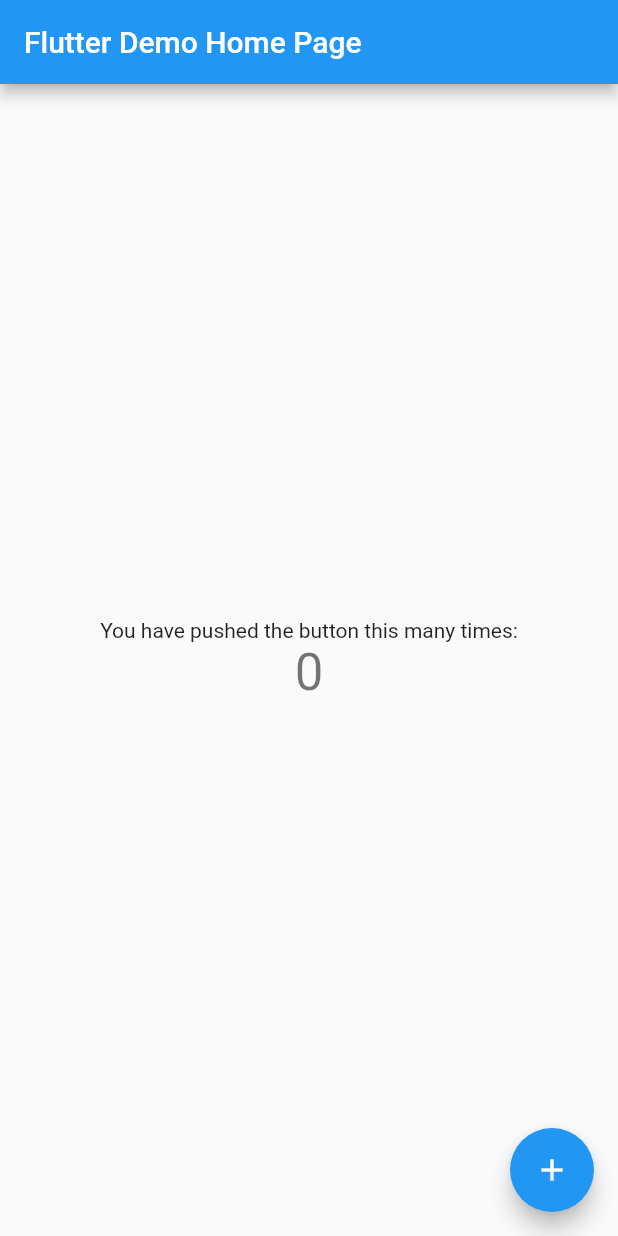
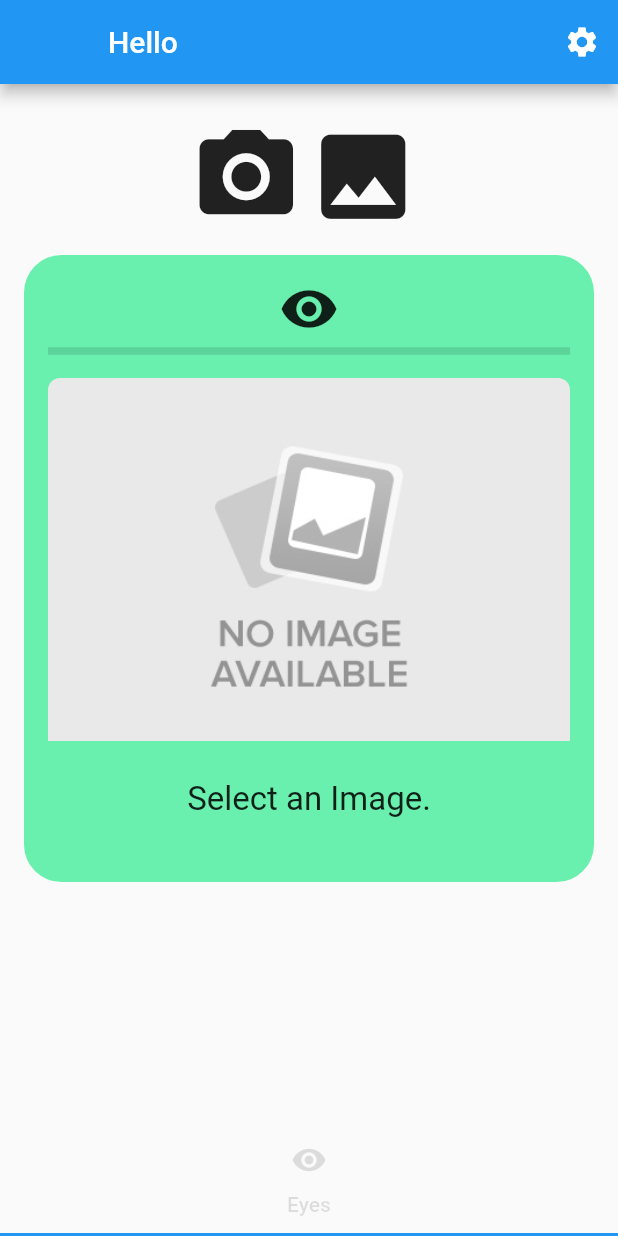
Before and after one commit to hamesjan/MacroHacks, a Flutter app: the screen it shows after launch, on a phone screen of 412 x 824 dp. Run offline on Flutter 3.47's test engine with Material 2 defaults, Android fonts, the phone set to English and light mode, and no system bars; our stand-ins replace flutter_tts, image_picker.

Commit message:
some final changes

```diff
--- a/lib/main.dart
+++ b/lib/main.dart
@@ -1,4 +1,5 @@
 import 'package:flutter/material.dart';
+import 'package:macrohacks/pages/home.dart';
 
 void main() {
   runApp(MyApp());
@@ -10,6 +11,7 @@
   Widget build(BuildContext context) {
     return MaterialApp(
       title: 'Flutter Demo',
+      debugShowCheckedModeBanner: false,
       theme: ThemeData(
         // This is the theme of your application.
         //
@@ -22,92 +24,7 @@
         // is not restarted.
         primarySwatch: Colors.blue,
       ),
-      home: MyHomePage(title: 'Flutter Demo Home Page'),
+      home: Home(index:  0,),
     );
   }
 }
-
-class MyHomePage extends StatefulWidget {
-  MyHomePage({Key key, this.title}) : super(key: key);
-
-  // This widget is the home page of your application. It is stateful, meaning
-  // that it has a State object (defined below) that contains fields that affect
-  // how it looks.
-
-  // This class is the configuration for the state. It holds the values (in this
-  // case the title) provided by the parent (in this case the App widget) and
-  // used by the build method of the State. Fields in a Widget subclass are
-  // always marked "final".
-
-  final String title;
-
-  @override
-  _MyHomePageState createState() => _MyHomePageState();
-}
-
-class _MyHomePageState extends State<MyHomePage> {
-  int _counter = 0;
-
-  void _incrementCounter() {
-    setState(() {
-      // This call to setState tells the Flutter framework that something has
-      // changed in this State, which causes it to rerun the build method below
-      // so that the display can reflect the updated values. If we changed
-      // _counter without calling setState(), then the build method would not be
-      // called again, and so nothing would appear to happen.
-      _counter++;
-    });
-  }
-
-  @override
-  Widget build(BuildContext context) {
-    // This method is rerun every time setState is called, for instance as done
-    // by the _incrementCounter method above.
-    //
-    // The Flutter framework has been optimized to make rerunning build methods
-    // fast, so that you can just rebuild anything that needs updating rather
-    // than having to individually change instances of widgets.
-    return Scaffold(
-      appBar: AppBar(
-        // Here we take the value from the MyHomePage object that was created by
-        // the App.build method, and use it to set our appbar title.
-        title: Text(widget.title),
-      ),
-      body: Center(
-        // Center is a layout widget. It takes a single child and positions it
-        // in the middle of the parent.
-        child: Column(
-          // Column is also a layout widget. It takes a list of children and
-          // arranges them vertically. By default, it sizes itself to fit its
-          // children horizontally, and tries to be as tall as its parent.
-          //
-          // Invoke "debug painting" (press "p" in the console, choose the
-          // "Toggle Debug Paint" action from the Flutter Inspector in Android
-          // Studio, or the "Toggle Debug Paint" command in Visual Studio Code)
-          // to see the wireframe for each widget.
-          //
-          // Column has various properties to control how it sizes itself and
-          // how it positions its children. Here we use mainAxisAlignment to
-          // center the children vertically; the main axis here is the vertical
-          // axis because Columns are vertical (the cross axis would be
-          // horizontal).
-          mainAxisAlignment: MainAxisAlignment.center,
-          children: <Widget>[
-            Text(
-              'You have pushed the button this many times:',
-            ),
-            Text(
-              '$_counter',
-              style: Theme.of(context).textTheme.headline4,
-            ),
-          ],
-        ),
-      ),
-      floatingActionButton: FloatingActionButton(
-        onPressed: _incrementCounter,
-        tooltip: 'Increment',
-        child: Icon(Icons.add),
-      ), // This trailing comma makes auto-formatting nicer for build methods.
-    );
-  }
-}
--- a/lib/pages/center.dart
+++ b/lib/pages/center.dart
@@ -0,0 +1,181 @@
+import 'package:flutter/material.dart';
+import 'package:flutter/cupertino.dart';
+import 'package:macrohacks/widgets/custom_button.dart';
+import 'package:image_picker/image_picker.dart';
+import 'dart:io';
+import 'package:flutter_tts/flutter_tts.dart';
+import 'package:http/http.dart' as http;
+
+
+class CenterPage extends StatefulWidget {
+  @override
+  _CenterPageState createState() => _CenterPageState();
+}
+
+
+class _CenterPageState extends State<CenterPage> {
+  Future<File> file;
+  File _file;
+  String status = '';
+  String base64Image;
+  File tmpFile;
+  String errMessage = 'Error Uploading Image';
+  final FlutterTts flutterTts = FlutterTts();
+
+  Future<http.StreamedResponse> uploadImage(filename, url) async {
+    var request = http.MultipartRequest('POST', Uri.parse(url));
+    request.files.add(await http.MultipartFile.fromPath('file', filename));
+    var res = await request.send();
+    return res;
+  }
+
+
+
+
+  Widget displaySelectedFile(File file) {
+    return new ClipRRect(
+      borderRadius: BorderRadius.only(
+        topLeft: Radius.circular(8.0),
+        topRight: Radius.circular(8.0),
+      ),
+      child: file == null
+          ? new Image(image: AssetImage(
+        'assets/images/no-image-available.png.jpeg'
+      ),)
+          : new Image.file(file, width: 300, height: 300, fit: BoxFit.fill,),
+    );
+  }
+
+
+
+  String respStr = '';
+  String returnData = '';
+
+  @override
+  void initState() {
+    super.initState();
+    _speak('Tap anywhere on the screen to take a picture.');
+  }
+
+  _speak(String input) async{
+    await flutterTts.setLanguage('en-US');
+    await flutterTts.speak(input);
+  }
+
+
+  @override
+  Widget build(BuildContext context) {
+
+
+    return Scaffold(
+      body: GestureDetector(
+        onTap: ()async{
+          var file = await ImagePicker.pickImage(source: ImageSource.camera);
+          var res = await uploadImage(file.path, "http://4aa134b5af7c.ngrok.io/textifyFile");
+          respStr = await res.stream.bytesToString();
+          setState(() {
+            _file = file;
+            returnData = respStr;
+          });
+          _speak(returnData);
+        },
+        child: SingleChildScrollView(
+          child: Container(
+            padding: EdgeInsets.all(16),
+            child: Column(
+              children: <Widget>[
+                Row(
+                  crossAxisAlignment: CrossAxisAlignment.center,
+                  children: <Widget>[
+                    Container(width: MediaQuery.of(context).size.width/ 3.5 - 15,),
+                    SendButton(
+                      icon: Icon(Icons.camera_alt, size: 75,),
+                      callback: () async{
+                        var file = await ImagePicker.pickImage(source: ImageSource.camera);
+                        var res = await uploadImage(file.path, "http://4aa134b5af7c.ngrok.io/foodify");
+                        respStr = await res.stream.bytesToString();
+                        setState(() {
+                          _file = file;
+                          returnData = respStr;
+                        });
+                        _speak(returnData);
+                      },
+                    ),
+                    SizedBox(width: 30,),
+                    SendButton(
+                        icon: Icon(Icons.image, size: 75,),
+                        callback: () async {
+                          var file = await ImagePicker.pickImage(source: ImageSource.gallery);
+//                        var res = await uploadImage(file.path, "http://292bde44c00c.ngrok.io/file_analysis");
+//                        respStr = await res.stream.bytesToString();
+                          setState(() {
+                            _file = file;
+                            returnData = respStr;
+                          });
+                        }
+                    ),
+                  ],
+                ),
+                SizedBox( height: 50,),
+                Column(
+                  mainAxisAlignment: MainAxisAlignment.center,
+                  children: <Widget>[
+                    Container(
+                      padding: EdgeInsets.all(16),
+                      decoration: BoxDecoration(
+                          color: Colors.greenAccent,
+                          borderRadius: BorderRadius.all(Radius.circular(25))
+                      ),
+                      child: Column(
+                        children: <Widget>[
+                          Row(
+                            mainAxisAlignment: MainAxisAlignment.center,
+                            children: <Widget>[
+                              Icon(
+                                Icons.remove_red_eye, size: 40,
+                              )
+//                            Text('Label Reader', style: TextStyle(
+//                                fontWeight:FontWeight.bold,
+//                                color: Colors.black,
+//                                fontSize: 25
+//
+//                            ),)
+
+                            ],
+                          ),
+                          Divider(thickness: 5,),
+                          SizedBox(height: 10,),
+                          displaySelectedFile(_file),
+                          SizedBox(height: 10,),
+                          Container(
+                            padding: EdgeInsets.all(16),
+                            decoration: BoxDecoration(
+                                color: Colors.greenAccent,
+                                borderRadius: BorderRadius.all(Radius.circular(25))
+                            ),
+                            child: respStr == '' ? Text('Select an Image.', style: TextStyle(
+                                fontSize: 22
+                            ),) : Text(returnData, style: TextStyle(
+                                fontSize: 22
+                            ),),
+                          ),
+                          SizedBox(
+                            height: 10,
+                          ),
+                        ],
+
+                      ),
+                    )
+
+                  ],
+
+                ),
+              ],
+            ),
+
+          ),
+        ),
+      )
+    );
+  }
+}
--- a/lib/pages/home.dart
+++ b/lib/pages/home.dart
@@ -0,0 +1,78 @@
+import 'package:flutter/material.dart';
+import 'package:flutter/cupertino.dart';
+import 'package:macrohacks/pages/center.dart';
+import 'package:macrohacks/pages/left.dart';
+
+class Home extends StatefulWidget {
+  final int index;
+
+  const Home({ Key key, this.index}): super(key: key);
+
+  @override
+  _HomeState createState() => _HomeState();
+}
+
+class _HomeState extends State<Home> with SingleTickerProviderStateMixin{
+  TabController _tabController;
+
+  @override
+  void dispose() {
+    _tabController.dispose();
+    super.dispose();
+  }
+
+  @override
+  void initState() {
+    super.initState();
+    _tabController = TabController(vsync: this, length: 1, initialIndex: widget.index);
+  }
+
+
+  @override
+  Widget build(BuildContext context) {
+    return Scaffold(
+      appBar: AppBar(
+        title: Text('Hello'),
+        leading: Container(),
+        actions: <Widget>[
+          IconButton(
+            icon: Icon(Icons.settings),
+            onPressed: (){
+              Navigator.pop(context);
+              Navigator.push(
+                  context,
+                  MaterialPageRoute(
+                      builder: (BuildContext context) => Home(index: 0,)
+                  )
+              );
+            },
+          ),
+
+        ],
+      ),
+      body: SafeArea(
+        child: TabBarView(
+          controller: _tabController,
+          children: <Widget>[
+            CenterPage(),
+          ],
+        ),
+      ),
+      bottomNavigationBar: SafeArea(
+        child: TabBar(
+          controller: _tabController,
+          labelColor: Colors.black12,
+          unselectedLabelColor: Colors.black38,
+          tabs: <Widget>[
+            Tab(
+              icon: Icon(Icons.remove_red_eye),
+              child: Text(
+                  'Eyes'
+              ),
+            ),
+          ],
+        ),
+      ),
+    );
+  }
+}
--- a/lib/widgets/custom_button.dart
+++ b/lib/widgets/custom_button.dart
@@ -0,0 +1,39 @@
+import 'package:flutter/cupertino.dart';
+import 'package:flutter/material.dart';
+
+class CustomButton extends StatelessWidget {
+  final VoidCallback callback;
+  final String text;
+
+  const CustomButton({Key key, this.callback, this.text}) : super(key: key);
+  @override
+  Widget build(BuildContext context) {
+    return ButtonTheme(
+      shape: StadiumBorder(),
+      minWidth: 200,
+      height: 60,
+      child: RaisedButton(
+        color: Colors.white,
+        elevation: 6,
+        child: Text(text, style: TextStyle(
+            fontSize: 18
+        ),),
+
+        onPressed: callback,
+      ),
+    );
+  }
+}
+
+class SendButton extends StatelessWidget {
+  final Icon icon;
+  final VoidCallback callback;
+  const SendButton({Key key, this.icon, this.callback}) : super(key: key);
+  @override
+  Widget build(BuildContext context) {
+    return IconButton(
+      icon: icon,
+      onPressed: callback,
+    );
+  }
+}
--- a/pubspec.yaml
+++ b/pubspec.yaml
@@ -24,6 +24,8 @@
   # The following adds the Cupertino Icons font to your application.
   # Use with the CupertinoIcons class for iOS style icons.
   cupertino_icons: ^0.1.3
+  image_picker:
+  flutter_tts:
 
 dev_dependencies:
   flutter_test:
@@ -44,6 +46,9 @@
   # assets:
   #   - images/a_dot_burr.jpeg
   #   - images/a_dot_ham.jpeg
+
+  assets:
+    - assets/images/
 
   # An image asset can refer to one or more resolution-specific "variants", see
   # https://flutter.dev/assets-and-images/#resolution-aware.
```
Also changed, not shown: lib/pages/left.dart (+18 -0 lines), pubspec.lock, 8 other files.
